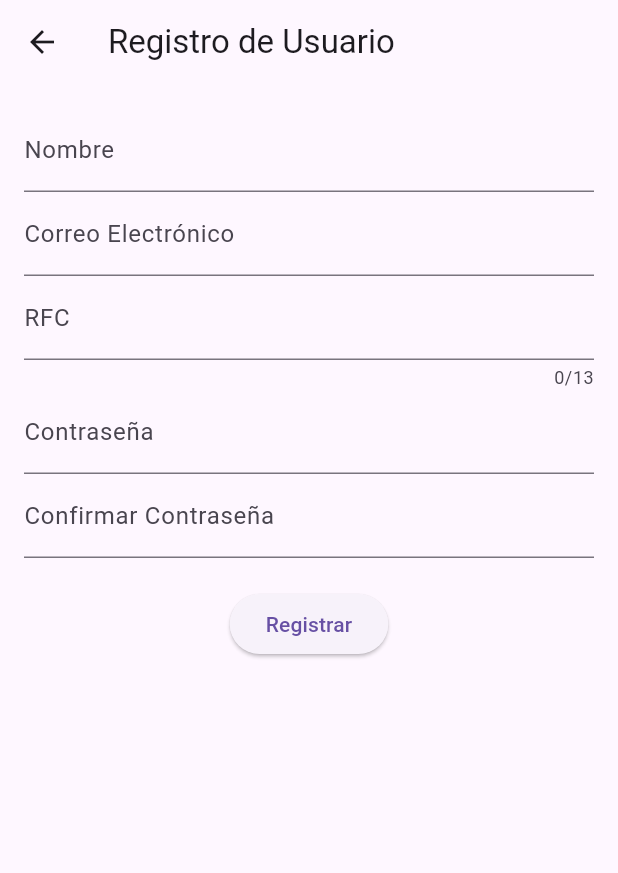
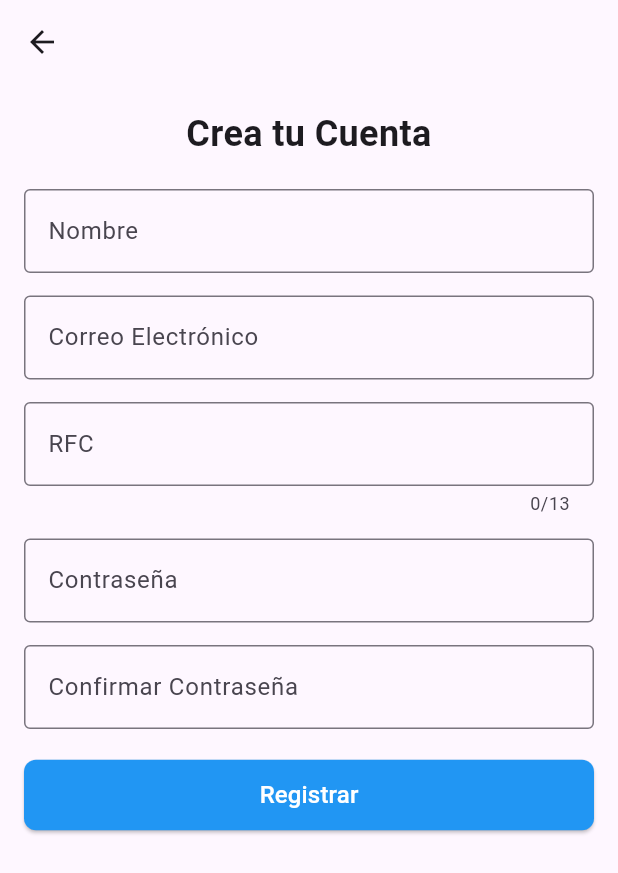
Before and after one commit to Frannqz/Timbox, a Flutter app: the screen it shows after launch, after a tap on "Iniciar Sesión", after a tap on "¿No tienes cuenta? Regístrate", on a phone screen of 412 x 824 dp. Shown: the top 873 px of the screen. Run offline on Flutter 3.47's test engine with Material 3 defaults, Android fonts, the phone set to English and light mode, and no system bars; our stand-ins replace file_picker, shared_preferences.

Commit message:
Ajuste a screens de bienvenida

```diff
--- a/frontendtimbox/lib/login_screen.dart
+++ b/frontendtimbox/lib/login_screen.dart
@@ -2,7 +2,7 @@ import 'package:flutter/material.dart';
 import 'package:shared_preferences/shared_preferences.dart';
 import '../controllers/auth_controller.dart';
 import '../utils/validators.dart';
-import 'package:testtimbox/password_recovery_screen.dart'; // Importa tu pantalla de recuperación de contraseña
+import 'package:testtimbox/password_recovery_screen.dart';
 
 class LoginScreen extends StatelessWidget {
   const LoginScreen({Key? key}) : super(key: key);
@@ -11,8 +11,12 @@ class LoginScreen extends StatelessWidget {
   Widget build(BuildContext context) {
     return Scaffold(
       appBar: AppBar(
-        title: const Text('Bienvenido'),
+        title: const Text(
+          'Bienvenido',
+          style: TextStyle(fontSize: 20, fontWeight: FontWeight.bold),
+        ),
         centerTitle: true,
+        elevation: 4,
       ),
       body: Padding(
         padding: const EdgeInsets.all(16.0),
@@ -23,7 +27,7 @@ class LoginScreen extends StatelessWidget {
               const Text(
                 'Inicio de Sesión',
                 style: TextStyle(
-                  fontSize: 24,
+                  fontSize: 28,
                   fontWeight: FontWeight.bold,
                 ),
                 textAlign: TextAlign.center,
@@ -38,7 +42,10 @@ class LoginScreen extends StatelessWidget {
                     onPressed: () {
                       Navigator.of(context).pushNamed('/register');
                     },
-                    child: const Text('¿No tienes cuenta? Regístrate'),
+                    child: const Text(
+                      '¿No tienes cuenta? Regístrate',
+                      style: TextStyle(fontSize: 16, color: Colors.blue),
+                    ),
                   ),
                   TextButton(
                     onPressed: () {
@@ -49,7 +56,10 @@ class LoginScreen extends StatelessWidget {
                         ),
                       );
                     },
-                    child: const Text('¿Olvidaste tu contraseña?'),
+                    child: const Text(
+                      '¿Olvidaste tu contraseña?',
+                      style: TextStyle(fontSize: 16, color: Colors.blue),
+                    ),
                   ),
                 ],
               ),
@@ -86,16 +96,26 @@ class _LoginFormState extends State<_LoginForm> {
         await prefs.setInt('userId', _authController.user_id!);
 
         ScaffoldMessenger.of(context).showSnackBar(
-          const SnackBar(content: Text('Inicio de sesión exitoso')),
+          const SnackBar(
+            content: Text(
+              'Inicio de sesión exitoso',
+              style: TextStyle(color: Colors.white),
+            ),
+            backgroundColor: Colors.green,
+          ),
         );
         _emailController.clear();
         _passwordController.clear();
         Navigator.of(context).pushReplacementNamed('/menu');
       } else {
         ScaffoldMessenger.of(context).showSnackBar(
-          SnackBar(
-              content: Text(
-                  'Error: Credenciales incorrectas no coinciden en el sistema')),
+          const SnackBar(
+            content: Text(
+              'Error: Credenciales incorrectas no coinciden en el sistema',
+              style: TextStyle(color: Colors.white),
+            ),
+            backgroundColor: Colors.red,
+          ),
         );
         _emailController.clear();
         _passwordController.clear();
@@ -111,9 +131,12 @@ class _LoginFormState extends State<_LoginForm> {
         children: [
           TextFormField(
             controller: _emailController,
-            decoration: const InputDecoration(
+            decoration: InputDecoration(
               labelText: 'Correo Electrónico',
-              border: OutlineInputBorder(),
+              border: OutlineInputBorder(
+                borderRadius: BorderRadius.circular(8.0),
+              ),
+              prefixIcon: const Icon(Icons.email, color: Colors.blue),
             ),
             validator: (value) {
               if (value!.isEmpty) return 'Por favor ingresa tu correo';
@@ -124,22 +147,45 @@ class _LoginFormState extends State<_LoginForm> {
           const SizedBox(height: 10),
           TextFormField(
             controller: _passwordController,
-            decoration: const InputDecoration(
+            decoration: InputDecoration(
               labelText: 'Contraseña',
-              border: OutlineInputBorder(),
+              border: OutlineInputBorder(
+                borderRadius: BorderRadius.circular(8.0),
+              ),
+              prefixIcon: const Icon(Icons.lock, color: Colors.blue),
+              suffixIcon: IconButton(
+                icon: Icon(
+                  _isPasswordVisible ? Icons.visibility : Icons.visibility_off,
+                  color: Colors.blue,
+                ),
+                onPressed: () {
+                  setState(() {
+                    _isPasswordVisible = !_isPasswordVisible;
+                  });
+                },
+              ),
             ),
             obscureText: !_isPasswordVisible,
             validator: (value) {
-              if (value!.isEmpty) {
-                return 'Por favor ingresa tu contraseña';
-              }
+              if (value!.isEmpty) return 'Por favor ingresa tu contraseña';
               return null;
             },
           ),
           const SizedBox(height: 20),
           ElevatedButton(
             onPressed: _loginUser,
-            child: const Text('Iniciar Sesión'),
+            style: ElevatedButton.styleFrom(
+              backgroundColor: Colors.blue,
+              padding:
+                  const EdgeInsets.symmetric(vertical: 12.0, horizontal: 10.0),
+              shape: RoundedRectangleBorder(
+                borderRadius: BorderRadius.circular(8.0),
+              ),
+            ),
+            child: const Text(
+              'Iniciar Sesión',
+              style: TextStyle(fontSize: 16, color: Colors.white),
+            ),
           ),
         ],
       ),
--- a/frontendtimbox/lib/password_recovery_screen.dart
+++ b/frontendtimbox/lib/password_recovery_screen.dart
@@ -64,44 +64,71 @@ class _PasswordRecoveryScreenState extends State<PasswordRecoveryScreen> {
   @override
   Widget build(BuildContext context) {
     return Scaffold(
-      appBar: AppBar(
-        title: const Text('Recuperar Contraseña'),
-      ),
+      appBar: AppBar(),
       body: Padding(
         padding: const EdgeInsets.all(16.0),
+        child: SingleChildScrollView(
           child: Column(
             crossAxisAlignment: CrossAxisAlignment.stretch,
             children: [
+              const Text(
+                'Recuperación de Contraseña',
+                style: TextStyle(
+                  fontSize: 24,
+                  fontWeight: FontWeight.bold,
+                ),
+                textAlign: TextAlign.center,
+              ),
+              const SizedBox(height: 20),
               TextFormField(
                 controller: _emailController,
                 decoration: const InputDecoration(
                   labelText: 'Correo Electrónico',
+                  hintText: 'Ingresa tu correo electrónico',
                   border: OutlineInputBorder(),
+                  prefixIcon: Icon(Icons.email),
                 ),
               ),
-            const SizedBox(height: 10),
+              const SizedBox(height: 15),
               TextFormField(
                 controller: _rfcController,
                 decoration: const InputDecoration(
                   labelText: 'RFC',
+                  hintText: 'Ingresa tu RFC',
                   border: OutlineInputBorder(),
+                  prefixIcon: Icon(Icons.account_box),
                 ),
+                maxLength: 13,
               ),
-            const SizedBox(height: 10),
+              const SizedBox(height: 15),
               TextFormField(
                 controller: _newPasswordController,
                 decoration: const InputDecoration(
                   labelText: 'Nueva Contraseña',
+                  hintText: 'Ingresa tu nueva contraseña',
                   border: OutlineInputBorder(),
+                  prefixIcon: Icon(Icons.lock),
                 ),
                 obscureText: true,
               ),
               const SizedBox(height: 20),
               ElevatedButton(
                 onPressed: _recoverPassword,
-              child: const Text('Actualizar Contraseña'),
+                style: ElevatedButton.styleFrom(
+                  backgroundColor: Colors.blue,
+                  padding: const EdgeInsets.symmetric(
+                      vertical: 12.0, horizontal: 10.0),
+                  shape: RoundedRectangleBorder(
+                    borderRadius: BorderRadius.circular(8.0),
+                  ),
+                ),
+                child: const Text(
+                  'Actualizar contraseña',
+                  style: TextStyle(fontSize: 16, color: Colors.white),
+                ),
               ),
             ],
+          ),
         ),
       ),
     );
--- a/frontendtimbox/lib/register_screen.dart
+++ b/frontendtimbox/lib/register_screen.dart
@@ -53,22 +53,40 @@ class _RegisterScreenState extends State<RegisterScreen> {
   @override
   Widget build(BuildContext context) {
     return Scaffold(
-      appBar: AppBar(title: const Text('Registro de Usuario')),
+      appBar: AppBar(),
       body: Padding(
         padding: const EdgeInsets.all(16.0),
+        child: SingleChildScrollView(
           child: Form(
             key: _formKey,
             child: Column(
+              crossAxisAlignment: CrossAxisAlignment.stretch,
               children: [
+                const Text(
+                  'Crea tu Cuenta',
+                  style: TextStyle(
+                    fontSize: 24,
+                    fontWeight: FontWeight.bold,
+                  ),
+                  textAlign: TextAlign.center,
+                ),
+                const SizedBox(height: 20),
                 TextFormField(
                   controller: _nombreController,
-                decoration: const InputDecoration(labelText: 'Nombre'),
-                validator: (value) => value!.isEmpty ? 'Campo requerido' : null,
+                  decoration: const InputDecoration(
+                    labelText: 'Nombre',
+                    border: OutlineInputBorder(),
                   ),
+                  validator: (value) =>
+                      value!.isEmpty ? 'Campo requerido' : null,
+                ),
+                const SizedBox(height: 15),
                 TextFormField(
                   controller: _emailController,
-                decoration:
-                    const InputDecoration(labelText: 'Correo Electrónico'),
+                  decoration: const InputDecoration(
+                    labelText: 'Correo Electrónico',
+                    border: OutlineInputBorder(),
+                  ),
                   validator: (value) {
                     if (value!.isEmpty) return 'Campo requerido';
                     if (!isValidEmail(value))
@@ -76,9 +94,13 @@ class _RegisterScreenState extends State<RegisterScreen> {
                     return null;
                   },
                 ),
+                const SizedBox(height: 15),
                 TextFormField(
                   controller: _rfcController,
-                decoration: const InputDecoration(labelText: 'RFC'),
+                  decoration: const InputDecoration(
+                    labelText: 'RFC',
+                    border: OutlineInputBorder(),
+                  ),
                   maxLength: 13,
                   validator: (value) {
                     if (value!.isEmpty) return 'Campo requerido';
@@ -87,16 +109,24 @@ class _RegisterScreenState extends State<RegisterScreen> {
                     return null;
                   },
                 ),
+                const SizedBox(height: 15),
                 TextFormField(
                   controller: _passwordController,
-                decoration: const InputDecoration(labelText: 'Contraseña'),
+                  decoration: const InputDecoration(
+                    labelText: 'Contraseña',
+                    border: OutlineInputBorder(),
+                  ),
                   obscureText: true,
-                validator: (value) => value!.isEmpty ? 'Campo requerido' : null,
+                  validator: (value) =>
+                      value!.isEmpty ? 'Campo requerido' : null,
                 ),
+                const SizedBox(height: 15),
                 TextFormField(
                   controller: _confirmPasswordController,
-                decoration:
-                    const InputDecoration(labelText: 'Confirmar Contraseña'),
+                  decoration: const InputDecoration(
+                    labelText: 'Confirmar Contraseña',
+                    border: OutlineInputBorder(),
+                  ),
                   obscureText: true,
                   validator: (value) {
                     if (value!.isEmpty) return 'Campo requerido';
@@ -109,9 +139,21 @@ class _RegisterScreenState extends State<RegisterScreen> {
                 const SizedBox(height: 20),
                 ElevatedButton(
                   onPressed: _registerUser,
-                child: const Text('Registrar'),
+                  style: ElevatedButton.styleFrom(
+                    backgroundColor: Colors.blue,
+                    padding: const EdgeInsets.symmetric(
+                        vertical: 12.0, horizontal: 10.0),
+                    shape: RoundedRectangleBorder(
+                      borderRadius: BorderRadius.circular(8.0),
+                    ),
+                  ),
+                  child: const Text(
+                    'Registrar',
+                    style: TextStyle(fontSize: 16, color: Colors.white),
+                  ),
                 ),
               ],
+            ),
           ),
         ),
       ),
```
Lines whose indentation alone changed are shown as unchanged.
